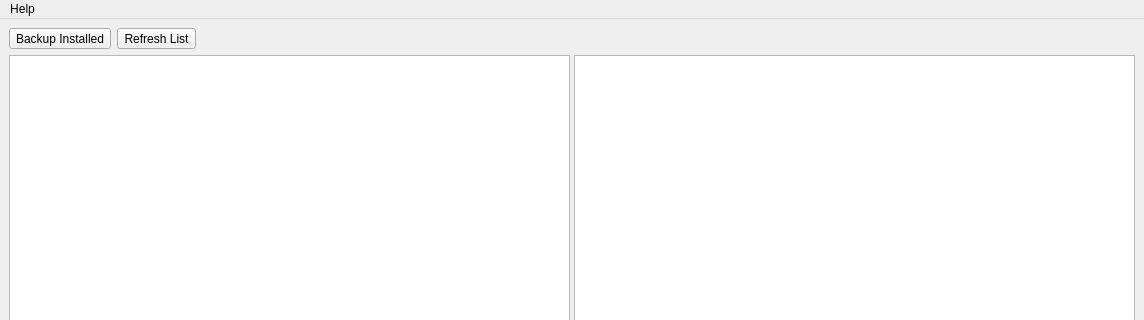
Above: mainwindow.ui from darthtenebrus/linion before the change; both pictures show x 0 to 1144 and y 0 to 320 of the 1144 by 647 pixel window. Below: the same form after it.
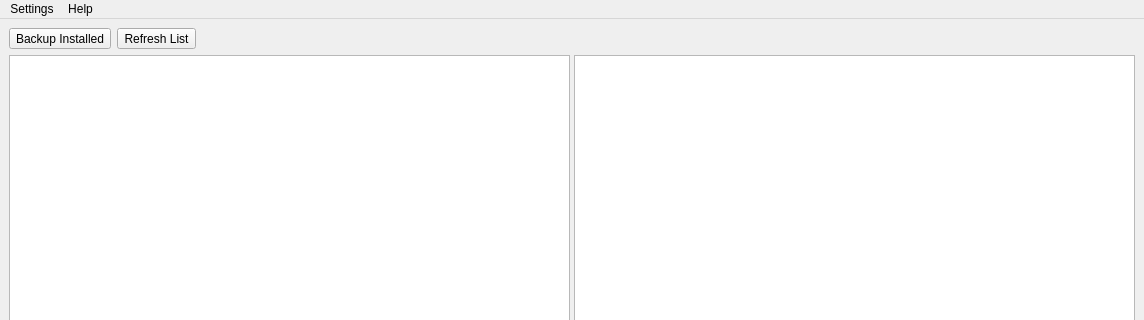
That is the form after the change. Icons and pictures are not drawn.

Commit message: settings dialog

Diff of the .ui file:
```diff
--- a/mainwindow.ui
+++ b/mainwindow.ui
@@ -174,6 +174,13 @@
     </property>
     <addaction name="actionAboutQt"/>
    </widget>
+   <widget class="QMenu" name="menuSettings">
+    <property name="title">
+     <string>Settings</string>
+    </property>
+    <addaction name="actionSettings"/>
+   </widget>
+   <addaction name="menuSettings"/>
    <addaction name="menuHelp"/>
   </widget>
   <widget class="QStatusBar" name="statusbar"/>
```
Left out of the diff: 5 changed lines with no effect on the pictures. The commit also changes 7 other files.
